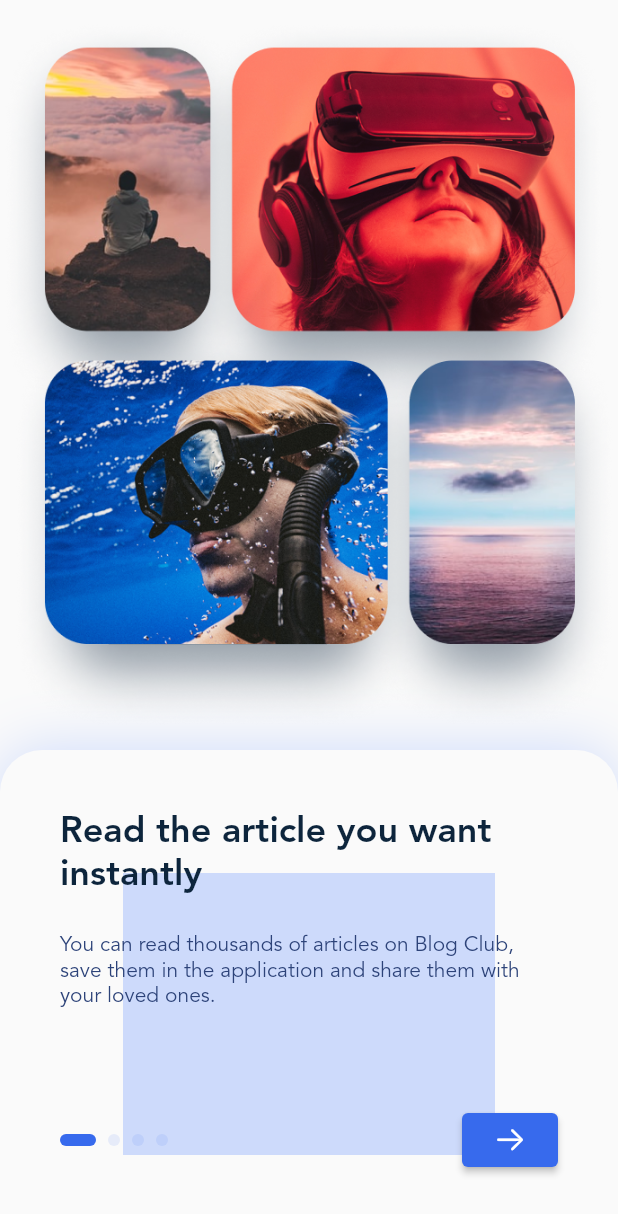
After one commit to peymansf2000/blog_club_UI, a Flutter app: the OnBoardingScreen screen opened directly, on a phone screen of 412 x 824 dp. The commit adds this screen. Shown: the top 1214 px of the screen. Run offline on Flutter 3.47's test engine with Material 2 defaults, Android fonts, the phone set to English and light mode, and no system bars; drawn by our look-alikes of smooth_page_indicator; our stand-ins replace carousel_slider, flutter_svg, gradient_borders.

Commit message:
add OnBoardingScreen

```diff
--- a/lib/data.dart
+++ b/lib/data.dart
@@ -142,4 +142,20 @@ class AppDatabase {
           imageFileName: 'small_post_3.jpg'),
     ];
   }
+
+  static List<OnBoardingItem> get onBoardingItems {
+    List<OnBoardingItem> items = [];
+    for (var i = 0; i < 4; i++) {
+      items.add(OnBoardingItem('Read the article you want instantly',
+          'You can read thousands of articles on Blog Club, save them in the application and share them with your loved ones.'));
+    }
+    return items;
+  }
 }
+
+class OnBoardingItem {
+  final String title;
+  final String description;
+
+  OnBoardingItem(this.title, this.description);
+}
--- a/lib/main.dart
+++ b/lib/main.dart
@@ -1,5 +1,6 @@
 import 'package:blog_club/splash.dart';
 import 'package:flutter/material.dart';
+// import 'package:blog_club/onboarding.dart';
 
 void main() {
   runApp(const MyApp());
@@ -8,7 +9,6 @@ void main() {
 class MyApp extends StatelessWidget {
   const MyApp({Key? key}) : super(key: key);
 
-  // This widget is the root of your application.
   @override
   Widget build(BuildContext context) {
     const primaryTextColor = Color(0xff0D253C);
@@ -16,6 +16,12 @@ class MyApp extends StatelessWidget {
       debugShowCheckedModeBanner: false,
       title: 'Blog Club',
       theme: ThemeData(
+        colorScheme: const ColorScheme.light(
+            primary: Color(0xFF376AED),
+            onPrimary: Colors.white,
+            onSurface: primaryTextColor,
+            onBackground: primaryTextColor,
+            background: Color(0xFFF4F7FF)),
         primarySwatch: Colors.blue,
         fontFamily: 'Avenir',
         textTheme: const TextTheme(
--- /dev/null
+++ b/lib/onboarding.dart
@@ -0,0 +1,125 @@
+import 'package:blog_club/data.dart';
+import 'package:flutter/cupertino.dart';
+import 'package:flutter/material.dart';
+import 'package:smooth_page_indicator/smooth_page_indicator.dart';
+
+class OnBoardingScreen extends StatelessWidget {
+  final PageController pageController = PageController();
+
+  OnBoardingScreen({Key? key}) : super(key: key);
+  @override
+  Widget build(BuildContext context) {
+    final items = AppDatabase.onBoardingItems;
+    return Scaffold(
+        body: SafeArea(
+            child: Scaffold(
+      body: Column(
+        children: [
+          Expanded(child: Image.asset('assets/img/background/onboarding.png')),
+          Container(
+            height: 324,
+            decoration: const BoxDecoration(
+                borderRadius: BorderRadius.only(
+                    topLeft: Radius.circular(28),
+                    topRight: Radius.circular(28)),
+                boxShadow: [
+                  BoxShadow(
+                    blurStyle: BlurStyle.outer,
+                    color: Color(0x445182FF),
+                    blurRadius: 33,
+                    spreadRadius: 0,
+                  )
+                ]),
+            child: Column(
+              mainAxisAlignment: MainAxisAlignment.spaceBetween,
+              children: [
+                _PageView(
+                  items: items,
+                  controller: pageController,
+                ),
+                Padding(
+                  padding: const EdgeInsets.fromLTRB(40, 0, 40, 40),
+                  child: Row(
+                    mainAxisAlignment: MainAxisAlignment.spaceBetween,
+                    children: [
+                      SmoothPageIndicator(
+                          controller: pageController,
+                          count: items.length,
+                          effect: ExpandingDotsEffect(
+                              dotHeight: 8,
+                              dotWidth: 8,
+                              dotColor: Theme.of(context)
+                                  .colorScheme
+                                  .primary
+                                  .withOpacity(0.1),
+                              activeDotColor:
+                                  Theme.of(context).colorScheme.primary)),
+                      ElevatedButton(
+                          onPressed: () {},
+                          child: const Icon(
+                            CupertinoIcons.arrow_right,
+                            size: 22,
+                          )),
+                    ],
+                  ),
+                )
+              ],
+            ),
+          )
+        ],
+      ),
+    )));
+  }
+}
+
+class _PageView extends StatelessWidget {
+  const _PageView({
+    Key? key,
+    required this.items,
+    required this.controller,
+  }) : super(key: key);
+  final List<OnBoardingItem> items;
+  final PageController controller;
+  @override
+  Widget build(BuildContext context) {
+    return Expanded(
+      child: PageView.builder(
+        scrollDirection: Axis.horizontal,
+        controller: controller,
+        itemBuilder: (context, index) => _Page(item: items[index]),
+        itemCount: items.length,
+      ),
+    );
+  }
+}
+
+class _Page extends StatelessWidget {
+  const _Page({
+    Key? key,
+    required this.item,
+  }) : super(key: key);
+  final OnBoardingItem item;
+  @override
+  Widget build(BuildContext context) {
+    return Padding(
+      padding: const EdgeInsets.all(40),
+      child: Column(
+        crossAxisAlignment: CrossAxisAlignment.start,
+        children: [
+          Text(
+            item.title,
+            style: Theme.of(context).textTheme.titleLarge,
+          ),
+          const SizedBox(
+            height: 24,
+          ),
+          Text(item.description,
+              style: Theme.of(context)
+                  .textTheme
+                  .bodySmall
+                  ?.copyWith(fontSize: 14, fontWeight: FontWeight.w400))
+        ],
+      ),
+    );
+  }
+}
--- a/pubspec.yaml
+++ b/pubspec.yaml
@@ -38,6 +38,7 @@ dependencies:
   gradient_borders: ^1.0.0
   carousel_slider: ^4.2.1
   flutter_svg: ^2.0.7
+  smooth_page_indicator: ^1.1.0
 
 dev_dependencies:
   flutter_test:
```
Also changed, not shown: pubspec.lock.
